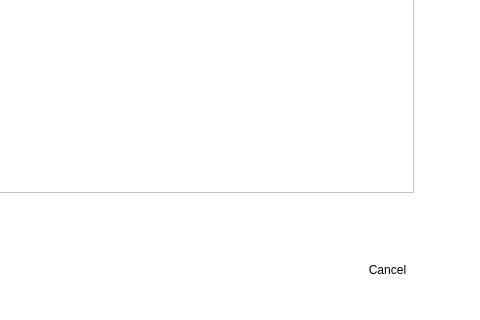
First picture: the form in uis/product_form.ui, repository andrei219/euromedia, before the edit; both pictures show x 358 to 838 and y 526 to 846 of the 838 by 846 pixel window.
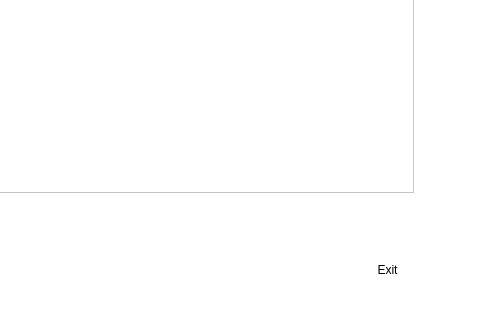
Second picture: the form after the edit. Icons and pictures are not drawn.

What changed in the file:
```diff
--- a/uis/product_form.ui
+++ b/uis/product_form.ui
@@ -194,7 +194,7 @@
     </size>
    </property>
    <property name="text">
-    <string>Cancel</string>
+    <string>Exit</string>
    </property>
    <property name="icon">
     <iconset resource="../app/icons.qrc">
```
Left out of the diff: 2 changed lines with no effect on the pictures.
